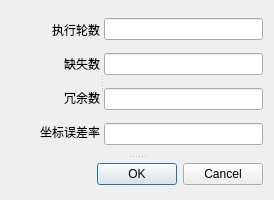
Above: form/simdialog.ui from ChaokunChang/Skymap before the change. Below: the same form after it.
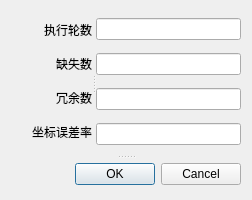
That is the form after the change.

Diff of the .ui file:
```diff
--- a/form/simdialog.ui
+++ b/form/simdialog.ui
@@ -6,7 +6,7 @@
    <rect>
     <x>0</x>
     <y>0</y>
-    <width>274</width>
+    <width>252</width>
     <height>200</height>
    </rect>
   </property>
```
Left out of the diff: 5 changed lines with no effect on the pictures.
